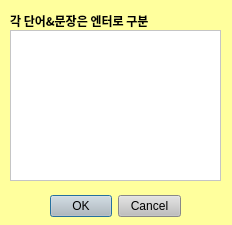
First picture: the form in view/plasterWordDialog.ui, repository cmh1027/everytimeUtility, before the edit.
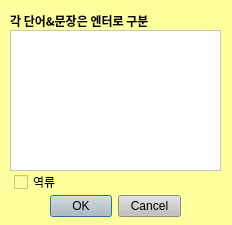
Second picture: the form after the edit.

Diff of the .ui file:
```diff
--- a/view/plasterWordDialog.ui
+++ b/view/plasterWordDialog.ui
@@ -64,13 +64,37 @@
      <x>10</x>
      <y>30</y>
      <width>211</width>
-     <height>151</height>
+     <height>141</height>
     </rect>
    </property>
    <property name="styleSheet">
     <string notr="true">background-color: rgb(255, 255, 255);</string>
    </property>
   </widget>
+  <widget class="QCheckBox" name="regurgitateCheckBox">
+   <property name="geometry">
+    <rect>
+     <x>14</x>
+     <y>174</y>
+     <width>59</width>
+     <height>16</height>
+    </rect>
+   </property>
+   <property name="sizePolicy">
+    <sizepolicy hsizetype="Preferred" vsizetype="Fixed">
+     <horstretch>0</horstretch>
+     <verstretch>0</verstretch>
+    </sizepolicy>
+   </property>
+   <property name="font">
+    <font>
+     <family>굴림</family>
+    </font>
+   </property>
+   <property name="text">
+    <string>역류</string>
+   </property>
+  </widget>
  </widget>
  <resources/>
  <connections>
```
